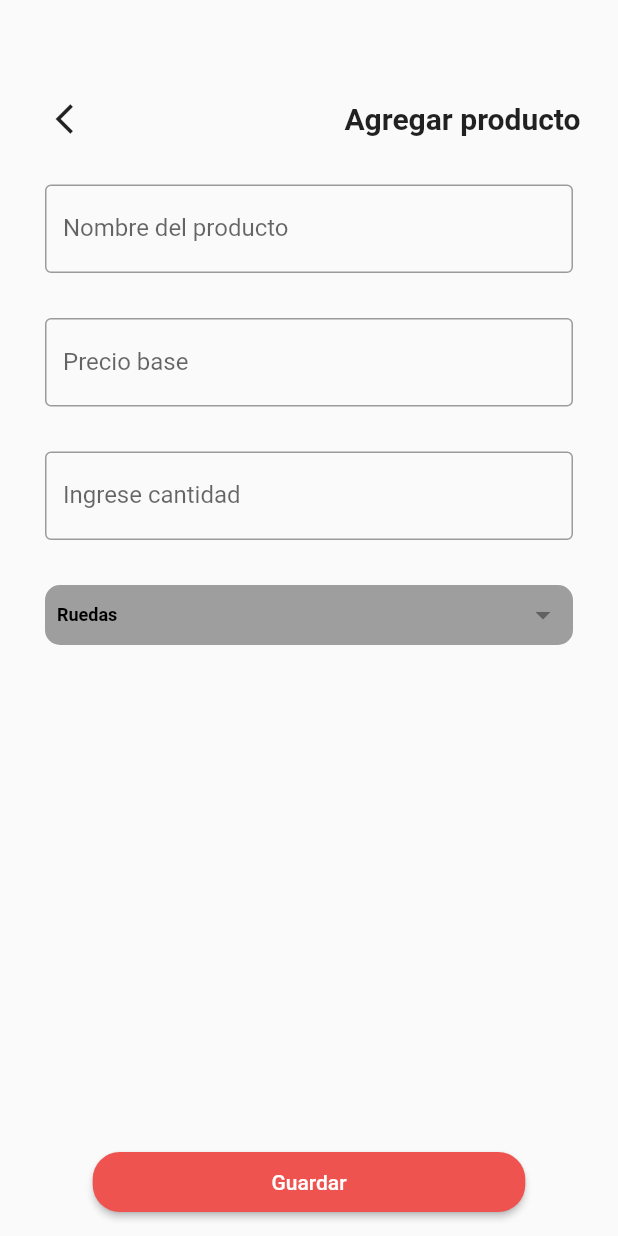
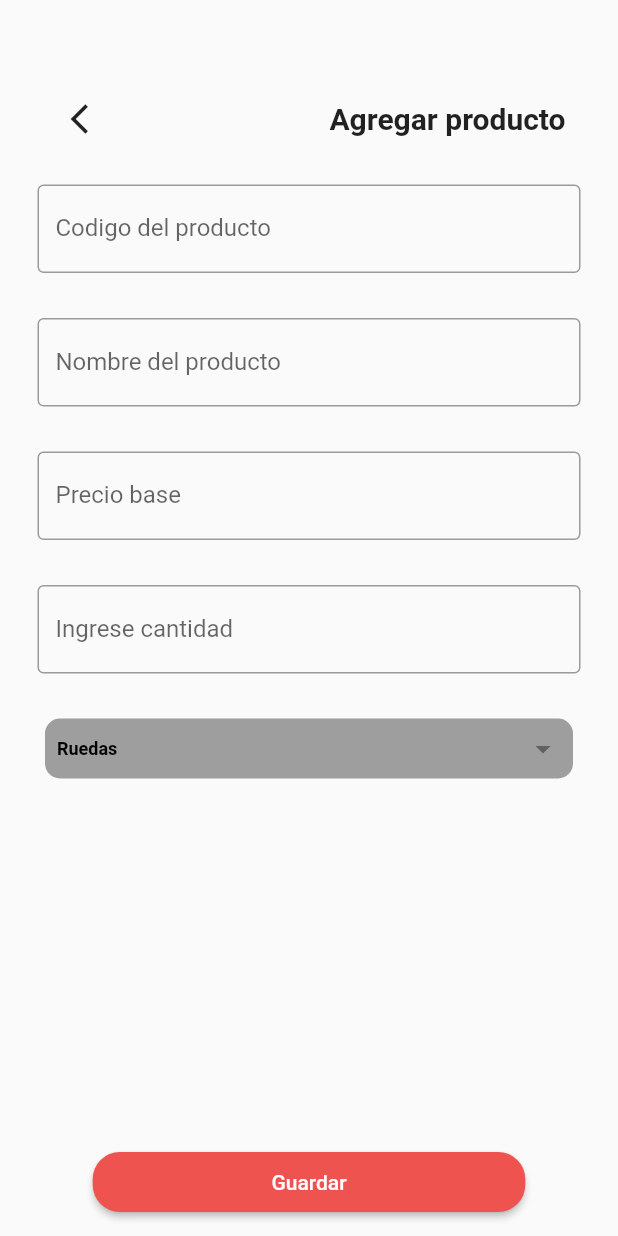
Before and after one commit to anything-devs/bike-soft-mobile-app, a Flutter app: the PantallaAgregarProducto screen opened by its route, on a phone screen of 412 x 824 dp. Run offline on Flutter 3.47's test engine with Material 2 defaults, Android fonts, the phone set to English and light mode, and no system bars; our stand-ins replace flutter_local_notifications; missing offline and left inert: dart:ffi; network calls fail.

Commit message:
Se agrega el campo para para el codigo de de producto

```diff
--- a/lib/screens/pantalla_agregar_producto.dart
+++ b/lib/screens/pantalla_agregar_producto.dart
@@ -27,7 +27,7 @@ class _PantallaAgregarProductoState extends State<PantallaAgregarProducto> {
             children: <Widget>[
               Padding(
                 padding:
-                    const EdgeInsets.symmetric(vertical: 5.0, horizontal: 5.0),
+                    const EdgeInsets.symmetric(vertical: 5.0, horizontal: 15.0),
                 child: Row(
                   mainAxisAlignment: MainAxisAlignment.spaceBetween,
                   children: [
@@ -45,8 +45,15 @@ class _PantallaAgregarProductoState extends State<PantallaAgregarProducto> {
                 ),
               ),
               Padding(
+                  padding: EdgeInsets.symmetric(horizontal: 5.0, vertical: 15),
+                  child: TextFormField(
+                    decoration: const InputDecoration(
+                        border: OutlineInputBorder(),
+                        labelText: 'Codigo del producto'),
+                  )),
+              Padding(
                 padding:
-                    const EdgeInsets.symmetric(horizontal: 10.0, vertical: 15),
+                    const EdgeInsets.symmetric(horizontal: 5.0, vertical: 15),
                 child: TextFormField(
                   decoration: const InputDecoration(
                       border: OutlineInputBorder(),
@@ -55,7 +62,7 @@ class _PantallaAgregarProductoState extends State<PantallaAgregarProducto> {
               ),
               Padding(
                 padding:
-                    const EdgeInsets.symmetric(horizontal: 10.0, vertical: 15),
+                    const EdgeInsets.symmetric(horizontal: 5.0, vertical: 15),
                 child: TextFormField(
                   decoration: const InputDecoration(
                       border: OutlineInputBorder(), labelText: "Precio base"),
@@ -63,8 +70,8 @@ class _PantallaAgregarProductoState extends State<PantallaAgregarProducto> {
                 ),
               ),
               Padding(
-                  padding: const EdgeInsets.symmetric(
-                      horizontal: 10.0, vertical: 15),
+                  padding:
+                      const EdgeInsets.symmetric(horizontal: 5.0, vertical: 15),
                   child: TextFormField(
                     decoration: const InputDecoration(
                         border: OutlineInputBorder(),
```
